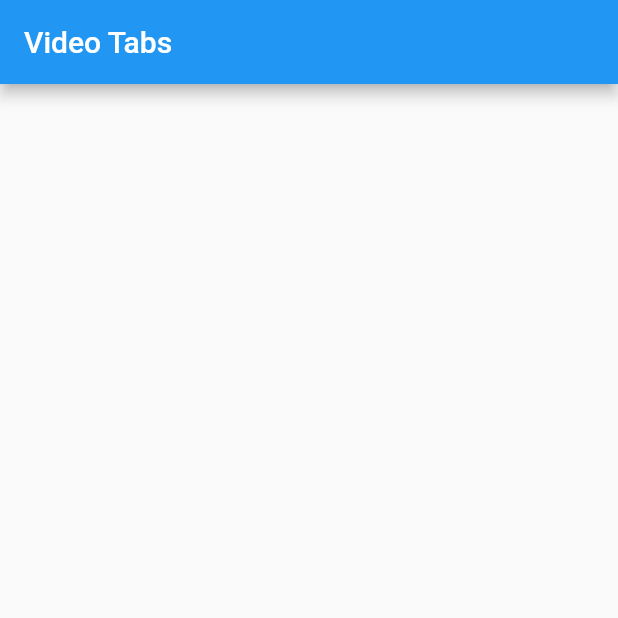
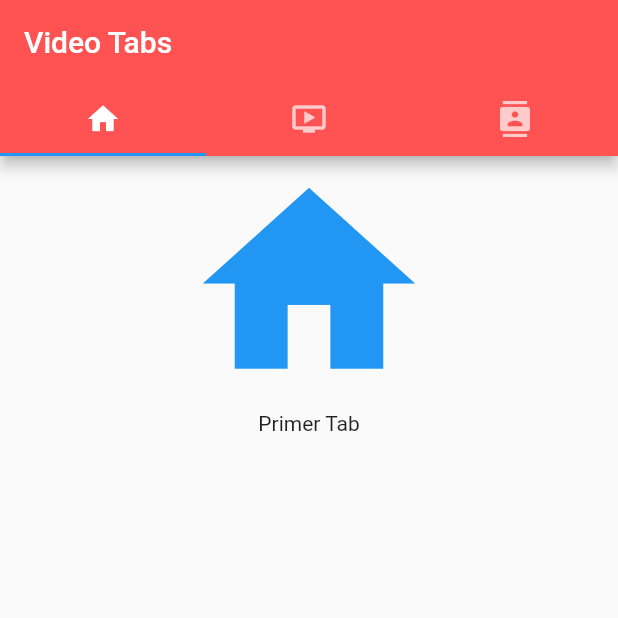
Before and after one commit to CristianCastellanos22/tabs_app, a Flutter app: the screen it shows after launch, on a phone screen of 412 x 824 dp, the top half of it. Run offline on Flutter 3.47's test engine with Material 2 defaults, Android fonts, the phone set to English and light mode, and no system bars.

Commit message:
Se crean los archivos con información a mostrar en las tabs

```diff
--- /dev/null
+++ b/lib/src/screens/home.dart
@@ -0,0 +1,17 @@
+import 'package:flutter/material.dart';
+
+class Home extends StatelessWidget {
+  const Home({Key key}) : super(key: key);
+
+  @override
+  Widget build(BuildContext context) {
+    return Container(
+      child: Column(
+        children: <Widget>[
+          Icon(Icons.home, size: 170.0, color: Colors.blue,),
+          Text("Primer Tab")
+        ],
+      ),
+    );
+  }
+}
--- a/lib/src/tabs.dart
+++ b/lib/src/tabs.dart
@@ -1,4 +1,7 @@
 import 'package:flutter/material.dart';
+import 'package:tabs_app/src/screens/contact.dart';
+import 'package:tabs_app/src/screens/home.dart';
+import 'package:tabs_app/src/screens/video.dart';
 
 class MyTabs extends StatefulWidget {
   MyTabs({Key key}) : super(key: key);
@@ -8,10 +11,29 @@ class MyTabs extends StatefulWidget {
 class _MyTabsState extends State<MyTabs> {
   @override
   Widget build(BuildContext context) {
-    return Scaffold(
-      appBar: AppBar(
-        title: Text("Video Tabs"),
-      ),
-    );
+    return DefaultTabController(
+        length: 3,
+        child: Scaffold(
+          appBar: AppBar(
+            title: Text("Video Tabs"),
+            backgroundColor: Colors.redAccent,
+            bottom: TabBar(tabs: <Widget>[
+              Tab(
+                icon: Icon(Icons.home),
+              ),
+              Tab(
+                icon: Icon(Icons.ondemand_video),
+              ),
+              Tab(
+                icon: Icon(Icons.contacts),
+              )
+            ]),
+          ),
+          body: TabBarView(children: <Widget>[
+            Home(),
+            Video(),
+            Contact()
+          ]),
+        ));
   }
 }
```
Also changed, not shown: lib/src/screens/contact.dart (added, +17 -0 lines), lib/src/screens/video.dart (added, +17 -0 lines).
